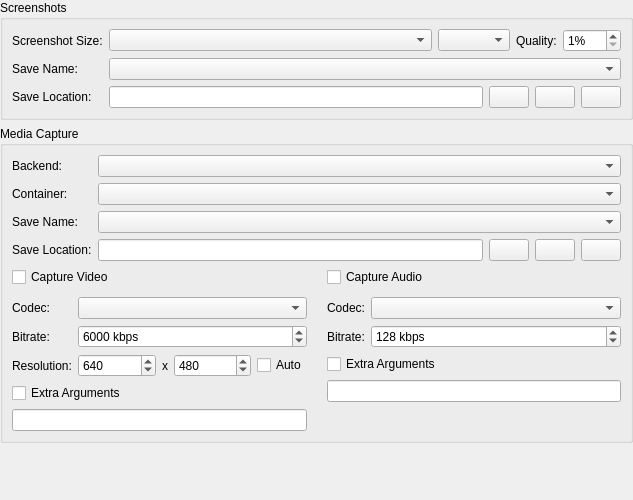
Before: the Qt Designer form src/duckstation-qt/capturesettingswidget.ui in crashGG/duckstation, drawn with Qt 5.
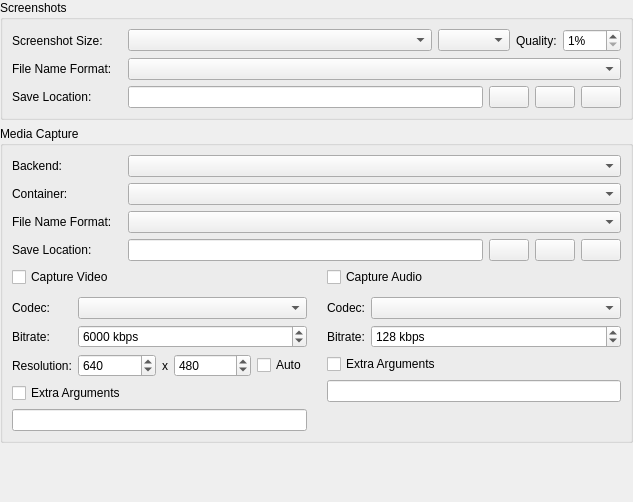
After: the same form once the commit is applied. Icons and pictures are not drawn.

Commit message: Qt: Use better title for capture file name format

Diff of the .ui file:
```diff
--- a/src/duckstation-qt/capturesettingswidget.ui
+++ b/src/duckstation-qt/capturesettingswidget.ui
@@ -7,7 +7,7 @@
     <x>0</x>
     <y>0</y>
     <width>633</width>
-    <height>500</height>
+    <height>502</height>
    </rect>
   </property>
   <property name="windowTitle">
@@ -31,7 +31,7 @@
      <property name="title">
       <string>Screenshots</string>
      </property>
-     <layout class="QGridLayout" name="screenshotsLayout" columnstretch="0,1">
+     <layout class="QGridLayout" name="screenshotsLayout" columnstretch="0,1" columnminimumwidth="110,0">
       <item row="0" column="0">
        <widget class="QLabel" name="screenshotSizeLabel">
         <property name="text">
@@ -72,7 +72,7 @@
       <item row="1" column="0">
        <widget class="QLabel" name="screenshotNameLabel">
         <property name="text">
-         <string>Save Name:</string>
+         <string>File Name Format:</string>
         </property>
        </widget>
       </item>
@@ -131,7 +131,7 @@
      <property name="title">
       <string>Media Capture</string>
      </property>
-     <layout class="QGridLayout" name="captureLayout" columnstretch="0,1">
+     <layout class="QGridLayout" name="captureLayout" columnstretch="0,1" columnminimumwidth="110,0">
       <item row="0" column="0">
        <widget class="QLabel" name="mediaCaptureBackendLabel">
         <property name="text">
@@ -155,7 +155,7 @@
       <item row="2" column="0">
        <widget class="QLabel" name="mediaCaptureSaveNameLabel">
         <property name="text">
-         <string>Save Name:</string>
+         <string>File Name Format:</string>
         </property>
        </widget>
       </item>
```
